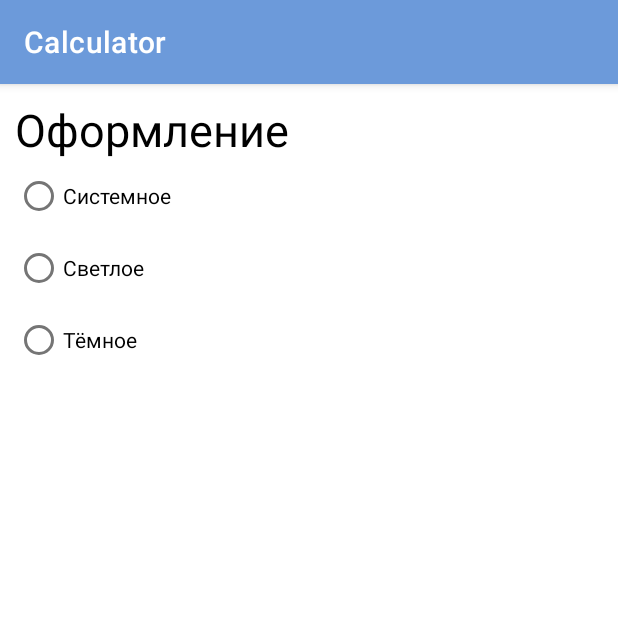
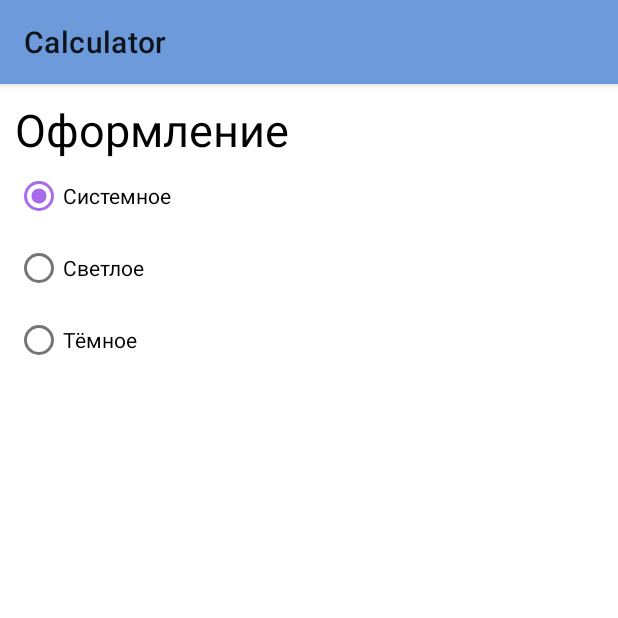
Before and after one commit to NeoSvet/Android1, an Android app: the screen it shows after launch (SettingsActivity), after a tap on "Настройки", on a phone screen of 412 x 824 dp, the top half of it. Run offline under Robolectric (Android 15) with nearby library versions, the phone set to English and light mode, and no system bars; 3 other taps on this screen came first.

Commit message:
created Decorer

```diff
--- /dev/null
+++ b/Calculator/src/main/java/ru/neosvet/calculator/Decorer.java
@@ -0,0 +1,71 @@
+package ru.neosvet.calculator;
+
+import android.app.Activity;
+import android.content.Context;
+import android.content.SharedPreferences;
+import android.os.Build;
+
+public class Decorer {
+    public enum Themes {
+        SYSTEM(0), LIGHT(1), DARK(2);
+        private int value;
+
+        Themes(int value) {
+            this.value = value;
+        }
+
+        public int getValue() {
+            return value;
+        }
+    }
+
+    private final String THEME = "theme";
+    private Themes theme;
+    private SharedPreferences pref;
+
+    public Decorer(Context context) {
+        pref = context.getSharedPreferences("decor", Context.MODE_PRIVATE);
+        switch (pref.getInt(THEME, -1)) {
+            case 0:
+                theme = Themes.SYSTEM;
+                break;
+            case 1:
+                theme = Themes.LIGHT;
+                break;
+            case 2:
+                theme = Themes.DARK;
+                break;
+            default:
+                if (Build.VERSION.SDK_INT >= Build.VERSION_CODES.Q)  //Android 10+
+                    theme = Themes.SYSTEM;
+                else
+                    theme = Themes.LIGHT;
+                break;
+        }
+    }
+
+    public void setThemeFor(Activity act) {
+        switch (theme) {
+            case SYSTEM:
+                act.setTheme(R.style.Theme_Android1);
+                break;
+            case LIGHT:
+                act.setTheme(R.style.Theme_Light);
+                break;
+            case DARK:
+                act.setTheme(R.style.Theme_Dark);
+                break;
+        }
+    }
+
+    public Themes getTheme() {
+        return theme;
+    }
+
+    public void setTheme(Themes theme) {
+        this.theme = theme;
+        SharedPreferences.Editor editor = pref.edit();
+        editor.putInt(THEME, theme.getValue());
+        editor.apply();
+    }
+}
--- a/Calculator/src/main/java/ru/neosvet/calculator/MainActivity.java
+++ b/Calculator/src/main/java/ru/neosvet/calculator/MainActivity.java
@@ -19,6 +19,8 @@ public class MainActivity extends AppCompatActivity implements Calculator.Callba
     @Override
     protected void onCreate(Bundle savedInstanceState) {
         super.onCreate(savedInstanceState);
+        Decorer decorer = new Decorer(this);
+        decorer.setThemeFor(this);
         setContentView(R.layout.activity_main);
 
         initCalculator();
--- a/Calculator/src/main/java/ru/neosvet/calculator/SettingsActivity.java
+++ b/Calculator/src/main/java/ru/neosvet/calculator/SettingsActivity.java
@@ -2,13 +2,79 @@ package ru.neosvet.calculator;
 
 import androidx.appcompat.app.AppCompatActivity;
 
+import android.content.Intent;
+import android.os.Build;
 import android.os.Bundle;
+import android.view.View;
+import android.widget.RadioButton;
 
 public class SettingsActivity extends AppCompatActivity {
+    private RadioButton rbSystem, rbLight, rbDark;
+    private Decorer decorer;
 
     @Override
     protected void onCreate(Bundle savedInstanceState) {
         super.onCreate(savedInstanceState);
+        decorer = new Decorer(this);
+        decorer.setThemeFor(this);
         setContentView(R.layout.activity_settings);
+
+        initViews();
+        initDecor();
+        initListener();
+    }
+
+    private void initDecor() {
+        switch (decorer.getTheme()) {
+            case SYSTEM:
+                rbSystem.setChecked(true);
+                break;
+            case LIGHT:
+                rbLight.setChecked(true);
+                break;
+            case DARK:
+                rbDark.setChecked(true);
+                break;
+        }
+    }
+
+    private void initListener() {
+        if (Build.VERSION.SDK_INT >= Build.VERSION_CODES.Q) { //Android 10+
+            rbSystem.setOnCheckedChangeListener((view, checked) -> {
+                if (!checked) return;
+                decorer.setTheme(Decorer.Themes.SYSTEM);
+                reload();
+            });
+        }
+
+        rbLight.setOnCheckedChangeListener((view, checked) -> {
+            if (!checked) return;
+            decorer.setTheme(Decorer.Themes.LIGHT);
+            reload();
+        });
+
+        rbDark.setOnCheckedChangeListener((view, checked) -> {
+            if (!checked) return;
+            decorer.setTheme(Decorer.Themes.DARK);
+            reload();
+        });
+    }
+
+    private void reload() {
+        startActivity(new Intent(this, MainActivity.class)
+                .addFlags(Intent.FLAG_ACTIVITY_CLEAR_TOP));
+        this.finish();
+        startActivity(new Intent(this, SettingsActivity.class)
+                .addFlags(Intent.FLAG_ACTIVITY_NO_ANIMATION));
+    }
+
+    private void initViews() {
+        rbSystem = findViewById(R.id.rbSystem);
+        rbLight = findViewById(R.id.rbLight);
+        rbDark = findViewById(R.id.rbDark);
+
+        if (Build.VERSION.SDK_INT < Build.VERSION_CODES.Q) { //Android ...-9
+            rbSystem.setVisibility(View.GONE);
+        }
     }
 }
--- a/Calculator/src/main/res/values/themes.xml
+++ b/Calculator/src/main/res/values/themes.xml
@@ -1,6 +1,6 @@
 <resources xmlns:tools="http://schemas.android.com/tools">
     <!-- Base application theme. -->
-    <style name="Theme.Android1" parent="Theme.MaterialComponents.DayNight.DarkActionBar">
+    <style name="Theme.Android1" parent="Theme.MaterialComponents.DayNight">
         <!-- Primary brand color. -->
         <item name="colorPrimary">#6C9ADA</item>
         <item name="colorPrimaryVariant">#CC98B4DD</item>
@@ -26,4 +26,38 @@
         <item name="android:layout_margin">@dimen/outer_indent</item>
         <item name="android:background">@drawable/button</item>
     </style>
+
+    <style name="Theme.Light" parent="Theme.MaterialComponents.DayNight">
+        <!-- Primary brand color. -->
+        <item name="colorPrimary">#6C9ADA</item>
+        <item name="colorPrimaryVariant">#CC98B4DD</item>
+        <item name="colorOnPrimary">@android:color/black</item>
+        <!-- Secondary brand color. -->
+        <item name="colorSecondary">#CCA9E1F9</item>
+        <item name="colorSecondaryVariant">#CC017EC6</item>
+        <item name="colorOnSecondary">#99ccff</item>
+        <!-- Status bar color. -->
+        <item name="android:statusBarColor" tools:targetApi="l">?attr/colorPrimary</item>
+        <!-- Customize your theme here. -->
+        <item name="colorAccent">#CC9347E8</item>
+        <item name="colorOnPrimarySurface">#CC2A75ED</item>
+        <item name="CalculatorBackground">@drawable/blue_field</item>
+    </style>
+
+    <style name="Theme.Dark" parent="Theme.MaterialComponents.DayNight.DarkActionBar">
+        <!-- Primary brand color. -->
+        <item name="colorPrimary">@android:color/black</item>
+        <item name="colorPrimaryVariant">#80113366</item>
+        <item name="colorOnPrimary">@android:color/white</item>
+        <!-- Secondary brand color. -->
+        <item name="colorSecondary">#5599ccff</item>
+        <item name="colorSecondaryVariant">#55406092</item>
+        <item name="colorOnSecondary">#48689b</item>
+        <!-- Status bar color. -->
+        <item name="android:statusBarColor" tools:targetApi="l">?attr/colorPrimary</item>
+        <!-- Customize your theme here. -->
+        <item name="colorAccent">#CC9347E8</item>
+        <item name="colorOnPrimarySurface">#8048689b</item>
+        <item name="CalculatorBackground">@drawable/star_sky</item>
+    </style>
 </resources>
```
